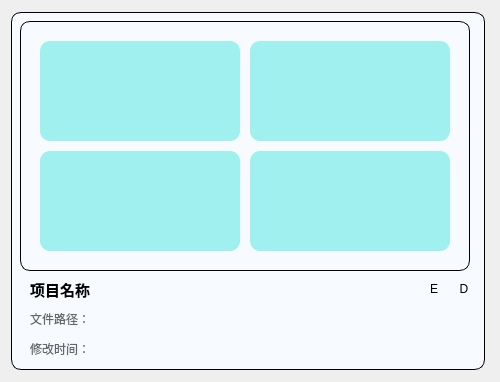
First picture: the form in source/homepage/project/views/components/projectcard/projectcard.ui, repository pi-pi-cat/0220, before the edit.
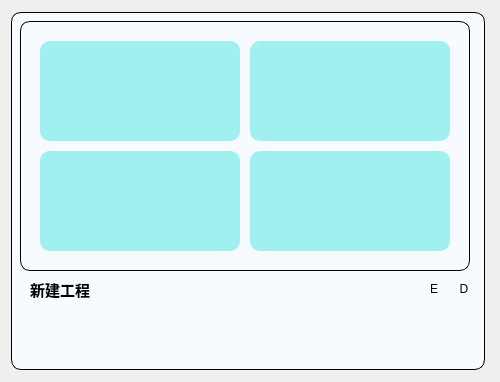
Second picture: the form after the edit. Icons and pictures are not drawn.

What changed in the file:
```diff
--- a/source/homepage/project/views/components/projectcard/projectcard.ui
+++ b/source/homepage/project/views/components/projectcard/projectcard.ui
@@ -166,7 +166,6 @@
           <property name="font">
            <font>
             <pointsize>11</pointsize>
-            <weight>75</weight>
             <bold>true</bold>
            </font>
           </property>
@@ -174,7 +173,7 @@
            <string notr="true"/>
           </property>
           <property name="text">
-           <string>项目名称</string>
+           <string>新建工程</string>
           </property>
           <property name="indent">
            <number>10</number>
@@ -258,7 +257,7 @@
          <string notr="true">color: #666666;</string>
         </property>
         <property name="text">
-         <string>文件路径：</string>
+         <string/>
         </property>
         <property name="wordWrap">
          <bool>true</bool>
@@ -279,7 +278,7 @@
          <string notr="true">color: #666666;</string>
         </property>
         <property name="text">
-         <string>修改时间：</string>
+         <string/>
         </property>
         <property name="indent">
          <number>10</number>
```
